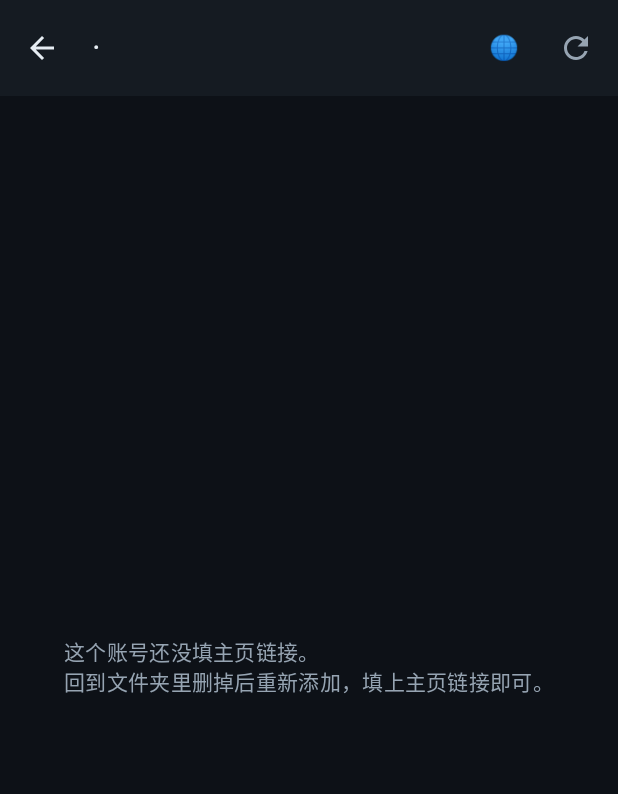
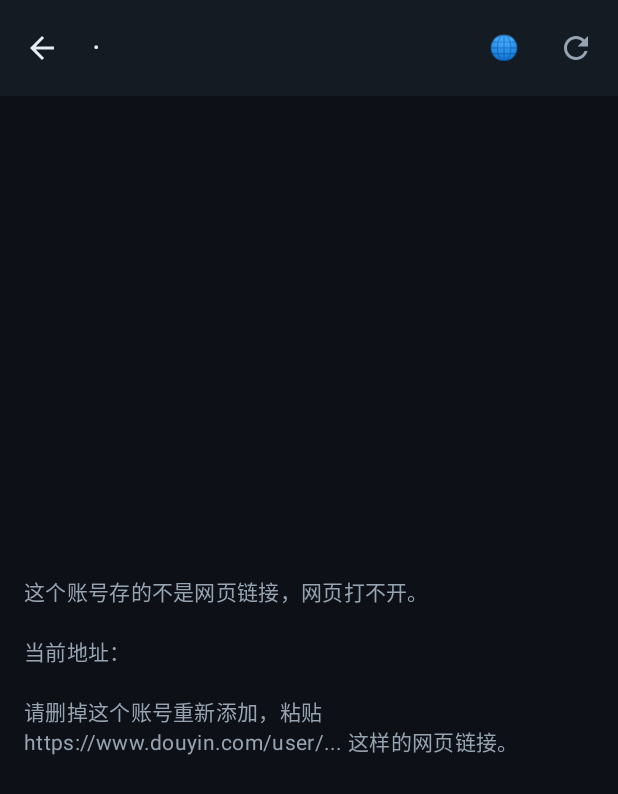
Before and after one commit to Acpicu/SJ-Lens, an Android app built with Jetpack Compose: the composable PlatformWebView called with empty values, on a phone screen of 412 x 824 dp. Shown: the top 794 px of the screen. Run offline under Robolectric (Android 15) with nearby library versions, the light colour scheme and no system bars; pictures from the network do not load; 1 statement that could not run was skipped.

Commit message:
fix: 抖音分享链接是 App 深链，WebView 打不开导致一直抓不到
- 新增 PlatformUrls：把 snssdk1128:// 深链还原成 www.douyin.com/user 网页地址
- 打开账号页时自动还原，旧数据无需重新添加
- 添加账号时也做还原/校验，不再存打不开的地址
- 地址无效时明确提示原因，而不是笼统的「没解析到作品」

```diff
--- a/app/src/main/java/com/sj/followclip/ui/detail/PlatformWebView.kt
+++ b/app/src/main/java/com/sj/followclip/ui/detail/PlatformWebView.kt
@@ -89,7 +89,8 @@ fun PlatformWebView(
     val context = LocalContext.current
     val platform = account?.platform
     val accountId = account?.id ?: 0L
-    val targetUrl = account?.homepageUrl?.trim().orEmpty()
+    // 存的可能是 App 深链（snssdk1128://...），WebView 打不开，这里尽量还原成网页
+    val targetUrl = com.sj.followclip.util.PlatformUrls.toWebUrl(account?.homepageUrl.orEmpty()).orEmpty()
     val referer = remember(platform) {
         when (platform?.name) {
             "DOUYIN" -> "https://www.douyin.com/"
@@ -244,7 +245,9 @@ fun PlatformWebView(
                         contentAlignment = Alignment.Center
                     ) {
                         Text(
-                            text = "这个账号还没填主页链接。\n回到文件夹里删掉后重新添加，填上主页链接即可。",
+                            text = "这个账号存的不是网页链接，网页打不开。\n\n" +
+                                "当前地址：${account?.homepageUrl.orEmpty()}\n\n" +
+                                "请删掉这个账号重新添加，粘贴 https://www.douyin.com/user/... 这样的网页链接。",
                             style = MaterialTheme.typography.bodyMedium,
                             color = MaterialTheme.colorScheme.textMuted,
                             modifier = Modifier.padding(Spacing.pageHorizontal)
--- /dev/null
+++ b/app/src/main/java/com/sj/followclip/util/PlatformUrls.kt
@@ -0,0 +1,50 @@
+package com.sj.followclip.util
+
+/**
+ * 平台地址归一化。
+ *
+ * 踩过的坑：从抖音「分享」里复制出来的不是网页链接，而是 App 深链
+ * （`snssdk1128://user/profile?...`）。WebView 加载它只会报
+ * `ERR_UNKNOWN_URL_SCHEME`，页面一片空白 —— 而界面只会显示「没解析到作品」，
+ * 让人误以为是解析规则的问题，实际上根本没加载任何网页。
+ *
+ * 这里把深链尽量还原成网页地址；还原不出来就返回 null，
+ * 由界面明确告诉用户「这个地址网页打不开」，而不是继续装作在抓取。
+ */
+object PlatformUrls {
+
+    /** 判断是不是 http(s) 地址。 */
+    fun isWebUrl(raw: String): Boolean {
+        val t = raw.trim()
+        return t.startsWith("http://") || t.startsWith("https://")
+    }
+
+    /**
+     * 把用户填的地址转成 WebView 能打开的地址。
+     *
+     * 支持：
+     * - 正常网页链接：原样返回
+     * - 抖音深链：从查询参数里抠 sec_uid / sec_user_id，拼回主页地址
+     *
+     * 转不出来返回 null（调用方负责提示用户重新填）。
+     */
+    fun toWebUrl(raw: String): String? {
+        val text = raw.trim()
+        if (text.isEmpty()) return null
+        if (isWebUrl(text)) return text
+
+        // snssdk1128://user/profile?sec_uid=MS4wLjAB... → 网页主页
+        Regex("""sec_uid=([A-Za-z0-9_\-]+)""").find(text)?.let {
+            return "https://www.douyin.com/user/${it.groupValues[1]}"
+        }
+        Regex("""sec_user_id=([A-Za-z0-9_\-]+)""").find(text)?.let {
+            return "https://www.douyin.com/user/${it.groupValues[1]}"
+        }
+        // 快手深链里一般带 userId / photoId
+        Regex("""userId=([A-Za-z0-9_\-]+)""").find(text)?.let {
+            return "https://www.kuaishou.com/profile/${it.groupValues[1]}"
+        }
+
+        return null
+    }
+}
```
Also changed, not shown: app/src/main/java/com/sj/followclip/ui/add/AddAccountScreen.kt (+7 -1 lines).
